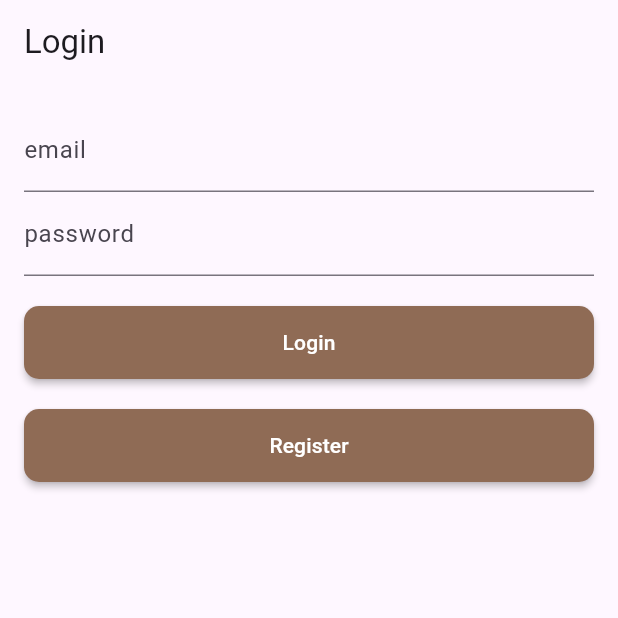
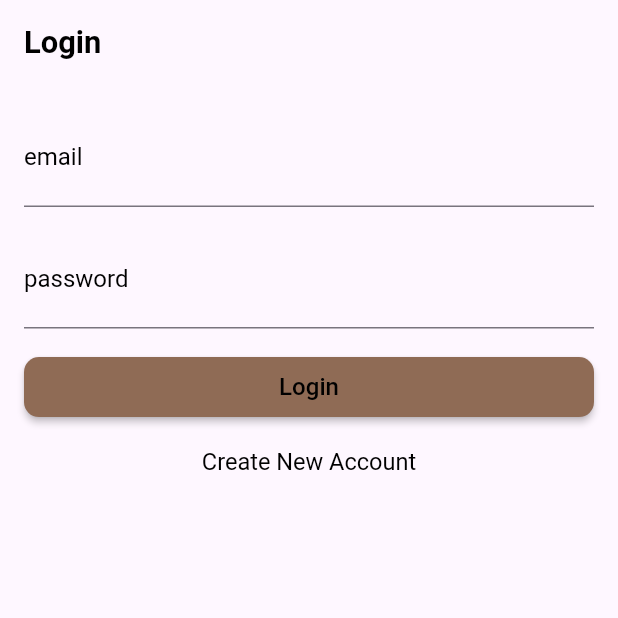
Before and after one commit to drax6055/Structure, a Flutter app: the screen it shows after launch, after a tap on "EN", on a phone screen of 412 x 824 dp, the top half of it. Run offline on Flutter 3.47's test engine with Material 3 defaults, Android fonts, the phone set to English and light mode, and no system bars; our stand-ins replace dio, easy_localization, flutter_screenutil, get, local_auth, shared_preferences; network calls fail.

Commit message:
minore changes

```diff
--- a/assets/translations/en-US.json
+++ b/assets/translations/en-US.json
@@ -6,5 +6,6 @@
   "home": "Home",
   "splash": "Splash Screen",
   "email": "email",
-  "password": "password"
+  "password": "password",
+  "create_account": "Create New Account"
 }
--- a/lib/screens/home_screen.dart
+++ b/lib/screens/home_screen.dart
@@ -8,10 +8,10 @@ class HomeScreen extends StatelessWidget {
   Widget build(BuildContext context) {
     return Scaffold(
       appBar: AppBar(
-        title: const text('home'),
+        title: const LocalizedText('home'),
       ),
       body: Center(
-        child: const text('welcome'),
+        child:  LocalizedText('welcome'),
       ),
     );
   }
--- a/lib/screens/login_screen.dart
+++ b/lib/screens/login_screen.dart
@@ -1,9 +1,12 @@
 import 'package:flutter/material.dart';
+import 'package:flutter_screenutil/flutter_screenutil.dart';
 import 'package:get/get.dart';
 import 'package:easy_localization/easy_localization.dart';
 import '../controllers/login_controller.dart';
 import '../widgets/custom_button.dart';
+import '../widgets/custom_text_field.dart';
 import '../widgets/localized_text.dart';
+import '../themes/styles.dart';
 
 class LoginScreen extends StatelessWidget {
   const LoginScreen({super.key});
@@ -13,31 +16,45 @@ class LoginScreen extends StatelessWidget {
     LoginController getcontroller = Get.put(LoginController());
 
     return Scaffold(
-      appBar: AppBar(title: const text('login')),
+      appBar: AppBar(
+        title: LocalizedText('login', style: Styles.textFontBold(size: 18)),
+      ),
       body: Padding(
         padding: const EdgeInsets.all(16.0),
         child: Column(
+          spacing: 15,
           children: [
             TextField(
               controller: getcontroller.emailController,
-              decoration: InputDecoration(labelText: tr('email')),
+              decoration: InputDecoration(
+                labelText: tr('email'),
+                labelStyle: Styles.textFontRegular(size: 14),
+              ),
             ),
             TextField(
               controller: getcontroller.passwordController,
-              decoration: InputDecoration(labelText: tr('password')),
+              decoration: InputDecoration(
+                labelText: tr('password'),
+                labelStyle: Styles.textFontRegular(size: 14),
+              ),
               obscureText: true,
             ),
-            const SizedBox(height: 20),
             CommonButton(
               "login",
               () {
                 getcontroller.login();
               },
             ),
-            const SizedBox(height: 20),
-            CommonButton("register", () {
-              getcontroller.navigateToRegister();
-            }),
+            InkWell(
+              child: LocalizedText(
+                "create_account",
+                style: Styles.textFontRegular(size: 12.sp),
+              ),
+              onTap: () {
+                getcontroller.navigateToRegister();
+              },
+            ),
+
           ],
         ),
       ),
--- a/lib/screens/register_screen.dart
+++ b/lib/screens/register_screen.dart
@@ -12,7 +12,7 @@ class RegisterScreen extends StatelessWidget {
     var getcontroller = Get.put(RegisterController());
 
     return Scaffold(
-      appBar: AppBar(title: const text('register')),
+      appBar: AppBar(title: const LocalizedText('register')),
       body: Padding(
         padding: const EdgeInsets.all(16.0),
         child: Column(
@@ -29,7 +29,7 @@ class RegisterScreen extends StatelessWidget {
             const SizedBox(height: 20),
             ElevatedButton(
               onPressed: getcontroller.register,
-              child: const text('register'),
+              child: const LocalizedText('register'),
             ),
           ],
         ),
--- a/lib/screens/select_language_screen.dart
+++ b/lib/screens/select_language_screen.dart
@@ -4,6 +4,7 @@ import 'package:flutter_template/widgets/localized_text.dart';
 import 'package:get/get.dart';
 import '../routes/app_pages.dart';
 import '../services/shared_preferences_manager.dart';
+import '../themes/styles.dart';
 
 class SelectLanguageScreen extends StatelessWidget {
   const SelectLanguageScreen({super.key});
@@ -14,19 +15,24 @@ class SelectLanguageScreen extends StatelessWidget {
 
     return Scaffold(
       appBar: AppBar(
-        title: text('select_language'),
+        title: LocalizedText('select_language',
+            style: Styles.textFontBold(size: 18)),
       ),
       body: ListView.builder(
         itemCount: supportedLocales.length,
         itemBuilder: (context, index) {
           final locale = supportedLocales[index];
           return ListTile(
-            title: Text(locale.languageCode.toUpperCase()),
+            title: Text(
+              locale.languageCode.toUpperCase(),
+              style: Styles.textFontRegular(size: 14),
+            ),
             onTap: () async {
-              await SharedPreferencesManager.setSelectedLanguage(locale.languageCode);
+              await SharedPreferencesManager.setSelectedLanguage(
+                  locale.languageCode);
               context.setLocale(locale);
               Get.offNamed(Routes.loginScreen);
-}
+            },
           );
         },
       ),
--- a/lib/screens/splash_screen.dart
+++ b/lib/screens/splash_screen.dart
@@ -12,7 +12,7 @@ class SplashScreen extends StatelessWidget {
 
     return Scaffold(
       body: Center(
-        child: const text('splash'),
+        child: const LocalizedText('splash'),
       ),
     );
   }
--- a/lib/themes/app_colors.dart
+++ b/lib/themes/app_colors.dart
@@ -8,7 +8,7 @@ const primaryColor = MaterialColor(
     200: Color(0xFFffab91),
     300: Color(0xFFff8a65),
     400: Color(0xFFff7043),
-    500: Color(0xFF8f6b55), // Base color
+    500: Color(0xFF8f6b55),
     600: Color(0xFFd84315),
     700: Color(0xFFbf360c),
     800: Color(0xFF8f6b55),
--- a/lib/themes/app_theme.dart
+++ b/lib/themes/app_theme.dart
@@ -1,15 +1,21 @@
 import 'package:flutter/material.dart';
 import 'package:flutter_template/themes/app_colors.dart';
+import 'package:flutter_template/themes/testStyle.dart';
 
 class AppTheme {
   static final lightTheme = ThemeData(
     brightness: Brightness.light,
     primarySwatch: primaryColor,
-    textTheme: const TextTheme(bodyMedium: TextStyle(color: Colors.black)),
+    textTheme: TextTheme(
+      bodyMedium: styleMedium,
+      bodySmall: styleSmall,
+      bodyLarge: styleLarge
+    ),
     elevatedButtonTheme: ElevatedButtonThemeData(
       style: ElevatedButton.styleFrom(
-        foregroundColor: Colors.white,
+        foregroundColor: white,
         backgroundColor: primaryColor,
+        textStyle: buttonTextStyle,
         shape: RoundedRectangleBorder(
           borderRadius: BorderRadius.circular(10),
         ),
@@ -21,11 +27,16 @@ class AppTheme {
   static final darkTheme = ThemeData(
     brightness: Brightness.dark,
     primarySwatch: primaryColor,
-    textTheme: const TextTheme(bodyMedium: TextStyle(color: white)),
+    textTheme: TextTheme(
+      bodyMedium: styleMedium.copyWith(color: white),
+      bodySmall: styleSmall.copyWith(color: white),
+      bodyLarge: styleLarge.copyWith(color: white),
+    ),
     elevatedButtonTheme: ElevatedButtonThemeData(
       style: ElevatedButton.styleFrom(
         foregroundColor: white,
         backgroundColor: primaryColor,
+        textStyle: buttonTextStyle,
         shape: RoundedRectangleBorder(
           borderRadius: BorderRadius.circular(10),
         ),
--- /dev/null
+++ b/lib/themes/styles.dart
@@ -0,0 +1,76 @@
+import 'package:flutter/material.dart';
+import 'package:flutter_screenutil/flutter_screenutil.dart';
+import 'app_colors.dart';
+
+abstract class Styles {
+
+  static TextStyle textFontSemiBold({
+    Color color = black,
+    required double size,
+    double letterSpacing = 0,
+  }) {
+    return TextStyle(
+      color: color,
+      fontSize: size.sp,
+      letterSpacing: letterSpacing,
+      fontWeight: FontWeight.w600,
+    );
+  }
+
+  static TextStyle textFontBold({
+    Color color = black,
+    required double size,
+    double letterSpacing = 0,
+  }) {
+    return TextStyle(
+      color: color,
+      fontSize: size.sp,
+      letterSpacing: letterSpacing,
+      fontWeight: FontWeight.w700,
+    );
+  }
+
+  static TextStyle textFontMedium({
+    Color color = black,
+    required double size,
+    double letterSpacing = 0,
+  }) {
+    return TextStyle(
+      color: color,
+      fontSize: size.sp,
+      letterSpacing: letterSpacing,
+      fontWeight: FontWeight.w500,
+    );
+  }
+
+  static TextStyle textFontRegular({
+    Color color = black,
+    required double size,
+    double height = 1.4,
+    double letterSpacing = 0,
+  }) {
+    return TextStyle(
+      color: color,
+      fontSize: size.sp,
+      height: height,
+      letterSpacing: letterSpacing,
+      fontWeight: FontWeight.w400,
+    );
+  }
+
+  static TextStyle textFontRegularOverFlow({
+    Color color = black,
+    required double size,
+    double height = 1.4,
+    double letterSpacing = 0,
+  }) {
+    return TextStyle(
+      color: color,
+      fontSize: size.sp,
+      height: height,
+      letterSpacing: letterSpacing,
+      overflow: TextOverflow.ellipsis,
+      fontWeight: FontWeight.w400,
+    );
+  }
+}
--- /dev/null
+++ b/lib/themes/testStyle.dart
@@ -0,0 +1,76 @@
+import 'package:flutter/material.dart';
+import 'package:flutter_screenutil/flutter_screenutil.dart';
+
+const String FONT_FAMILY_DEFAULT = "Roboto";
+
+double fSmall = 12.sp;
+double fMedium = 16.sp;
+double fLarge = 20.sp;
+double fExtraLarge = 24.sp;
+
+/// Small Text Styles
+TextStyle styleSmall = TextStyle(
+  fontSize: fSmall,
+  fontFamily: FONT_FAMILY_DEFAULT,
+);
+
+TextStyle styleSmallBold = TextStyle(
+  fontSize: fSmall,
+  fontFamily: FONT_FAMILY_DEFAULT,
+  fontWeight: FontWeight.bold,
+);
+
+/// Medium Text Styles
+TextStyle styleMedium = TextStyle(
+  fontSize: fMedium,
+  fontFamily: FONT_FAMILY_DEFAULT,
+);
+
+TextStyle styleMediumBold = TextStyle(
+  fontSize: fMedium,
+  fontFamily: FONT_FAMILY_DEFAULT,
+  fontWeight: FontWeight.bold,
+);
+
+/// Large Text Styles
+TextStyle styleLarge = TextStyle(
+  fontSize: fLarge,
+  fontFamily: FONT_FAMILY_DEFAULT,
+);
+
+TextStyle styleLargeBold = TextStyle(
+  fontSize: fLarge,
+  fontFamily: FONT_FAMILY_DEFAULT,
+  fontWeight: FontWeight.bold,
+);
+
+/// Extra Large Text Styles
+TextStyle styleExtraLarge = TextStyle(
+  fontSize: fExtraLarge,
+  fontFamily: FONT_FAMILY_DEFAULT,
+);
+
+TextStyle styleExtraLargeBold = TextStyle(
+  fontSize: fExtraLarge,
+  fontFamily: FONT_FAMILY_DEFAULT,
+  fontWeight: FontWeight.bold,
+);
+
+/// Button Text Style
+TextStyle buttonTextStyle = TextStyle(
+  fontSize: fMedium,
+  fontWeight: FontWeight.w400,
+  fontFamily: FONT_FAMILY_DEFAULT,
+);
+
+/// Error Text Style
+TextStyle errorTextStyle = TextStyle(
+  fontSize: fSmall,
+  fontFamily: FONT_FAMILY_DEFAULT,
+);
+
+/// Input Text Style
+TextStyle inputTextStyle = TextStyle(
+  fontSize: fMedium,
+  fontFamily: FONT_FAMILY_DEFAULT,
+);
--- a/lib/widgets/custom_button.dart
+++ b/lib/widgets/custom_button.dart
@@ -1,19 +1,7 @@
 import 'package:flutter/material.dart';
 import 'package:flutter_screenutil/flutter_screenutil.dart';
-import 'package:easy_localization/easy_localization.dart';
 import 'package:flutter_template/widgets/localized_text.dart';
-
-class CustomText extends StatelessWidget {
-  final String keyText;
-  final TextStyle? style;
-
-  const CustomText(this.keyText, {this.style, super.key});
-
-  @override
-  Widget build(BuildContext context) {
-    return Text(tr(keyText), style: style);
-  }
-}
+import '../themes/styles.dart';
 
 class CommonButton extends StatelessWidget {
   final String keyText;
@@ -73,7 +61,7 @@ class CommonButton extends StatelessWidget {
             BoxDecoration(
               borderRadius: BorderRadius.circular(radius),
             ),
-        padding: padding ?? EdgeInsets.symmetric(vertical: 12.0.h),
+        padding: padding ?? EdgeInsets.symmetric(vertical: 8.0.h),
         child: Row(
           mainAxisSize: MainAxisSize.min,
           children: [
@@ -86,8 +74,9 @@ class CommonButton extends StatelessWidget {
             Expanded(
                 child: Align(
                     alignment: alignment,
-                    child: CustomText(
+                    child: LocalizedText(
                       keyText,
+                      style: textStyle ?? Styles.textFontMedium(size: 14),
                     ))),
             postfix == null
                 ? const SizedBox()
--- a/lib/widgets/localized_text.dart
+++ b/lib/widgets/localized_text.dart
@@ -1,14 +1,18 @@
 import 'package:flutter/material.dart';
 import 'package:easy_localization/easy_localization.dart';
+import '../themes/styles.dart';
 
-class text extends StatelessWidget {
+class LocalizedText extends StatelessWidget {
   final String keyText;
   final TextStyle? style;
 
-  const text(this.keyText, {this.style, super.key});
+  const LocalizedText(this.keyText, {this.style, super.key});
 
   @override
   Widget build(BuildContext context) {
-    return Text(tr(keyText), style: style);
+    return Text(
+      tr(keyText),
+      style: style ?? Styles.textFontRegular(size: 14),
+    );
   }
 }
```
Also changed, not shown: lib/widgets/custom_text_field.dart (added, +60 -0 lines), lib/main.dart (line endings or trailing spaces).
